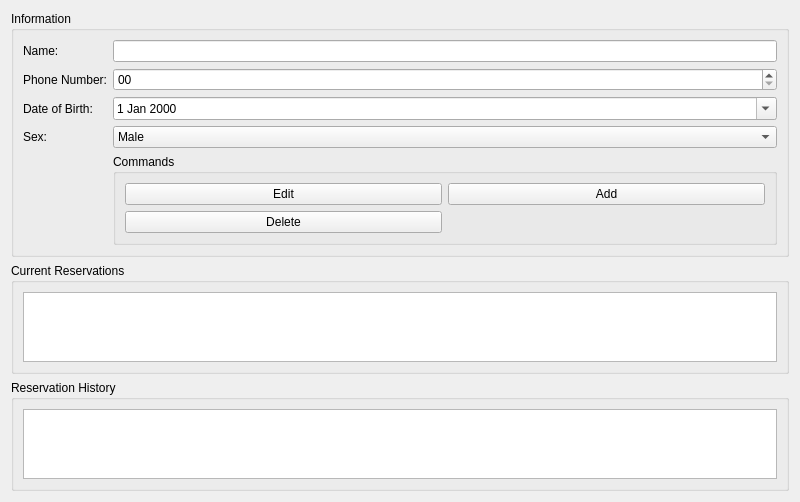
dagayveggi/HotelManagementSystem, file src/main/resources/base/customer.ui: the form before one commit.
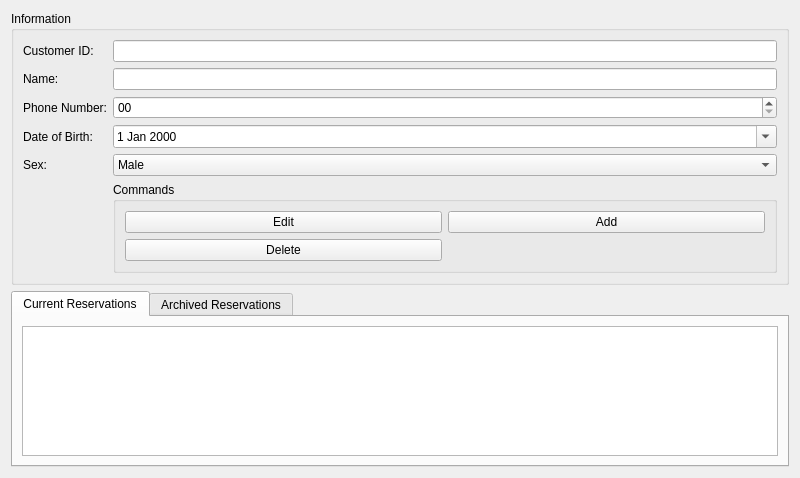
The form after the commit. Icons and pictures are not drawn.

The edit to the form file:
```diff
--- a/src/main/resources/base/customer.ui
+++ b/src/main/resources/base/customer.ui
@@ -26,17 +26,59 @@
         <string>Information</string>
        </property>
        <layout class="QGridLayout" name="gridLayout_2">
-        <item row="0" column="1">
+        <item row="13" column="1">
+         <widget class="QGroupBox" name="groupBox_2">
+          <property name="title">
+           <string>Commands</string>
+          </property>
+          <layout class="QGridLayout" name="gridLayout_3">
+           <item row="2" column="1">
+            <widget class="QPushButton" name="pushButton_3">
+             <property name="text">
+              <string>Add</string>
+             </property>
+             <property name="icon">
+              <iconset resource="rc.qrc">
+               <normaloff>:/commands/48px-Ambox_emblem_plus.svg.png</normaloff>:/commands/48px-Ambox_emblem_plus.svg.png</iconset>
+             </property>
+            </widget>
+           </item>
+           <item row="2" column="0">
+            <widget class="QPushButton" name="pushButton_2">
+             <property name="text">
+              <string>Edit</string>
+             </property>
+             <property name="icon">
+              <iconset resource="rc.qrc">
+               <normaloff>:/commands/48px-Edit-find-replace.svg.png</normaloff>:/commands/48px-Edit-find-replace.svg.png</iconset>
+             </property>
+            </widget>
+           </item>
+           <item row="3" column="0">
+            <widget class="QPushButton" name="pushButton">
+             <property name="text">
+              <string>Delete</string>
+             </property>
+             <property name="icon">
+              <iconset resource="rc.qrc">
+               <normaloff>:/commands/48px-Edit-delete.svg.png</normaloff>:/commands/48px-Edit-delete.svg.png</iconset>
+             </property>
+            </widget>
+           </item>
+          </layout>
+         </widget>
+        </item>
+        <item row="1" column="1">
          <widget class="QLineEdit" name="lineEdit"/>
         </item>
-        <item row="0" column="0">
+        <item row="1" column="0">
          <widget class="QLabel" name="label">
           <property name="text">
            <string>Name:</string>
           </property>
          </widget>
         </item>
-        <item row="5" column="1">
+        <item row="6" column="1">
          <widget class="QSpinBox" name="spinBox">
           <property name="prefix">
            <string>0</string>
@@ -46,28 +88,28 @@
           </property>
          </widget>
         </item>
-        <item row="7" column="0">
+        <item row="8" column="0">
          <widget class="QLabel" name="label_3">
           <property name="text">
            <string>Date of Birth:</string>
           </property>
          </widget>
         </item>
-        <item row="7" column="1">
+        <item row="8" column="1">
          <widget class="QDateEdit" name="dateEdit">
           <property name="calendarPopup">
            <bool>true</bool>
           </property>
          </widget>
         </item>
-        <item row="5" column="0">
+        <item row="6" column="0">
          <widget class="QLabel" name="label_2">
           <property name="text">
            <string>Phone Number:</string>
           </property>
          </widget>
         </item>
-        <item row="9" column="1">
+        <item row="10" column="1">
          <spacer name="verticalSpacer">
           <property name="orientation">
            <enum>Qt::Vertical</enum>
@@ -80,14 +122,14 @@
           </property>
          </spacer>
         </item>
-        <item row="8" column="0">
+        <item row="9" column="0">
          <widget class="QLabel" name="label_4">
           <property name="text">
            <string>Sex:</string>
           </property>
          </widget>
         </item>
-        <item row="8" column="1">
+        <item row="9" column="1">
          <widget class="QComboBox" name="comboBox">
           <property name="insertPolicy">
            <enum>QComboBox::NoInsert</enum>
@@ -112,95 +154,61 @@
           </item>
          </widget>
         </item>
-        <item row="12" column="1">
-         <widget class="QGroupBox" name="groupBox_2">
-          <property name="title">
-           <string>Commands</string>
-          </property>
-          <layout class="QGridLayout" name="gridLayout_3">
-           <item row="2" column="1">
-            <widget class="QPushButton" name="pushButton_3">
-             <property name="text">
-              <string>Add</string>
-             </property>
-             <property name="icon">
-              <iconset resource="rc.qrc">
-               <normaloff>:/commands/48px-Ambox_emblem_plus.svg.png</normaloff>:/commands/48px-Ambox_emblem_plus.svg.png</iconset>
-             </property>
-            </widget>
-           </item>
-           <item row="2" column="0">
-            <widget class="QPushButton" name="pushButton_2">
-             <property name="text">
-              <string>Edit</string>
-             </property>
-             <property name="icon">
-              <iconset resource="rc.qrc">
-               <normaloff>:/commands/48px-Edit-find-replace.svg.png</normaloff>:/commands/48px-Edit-find-replace.svg.png</iconset>
-             </property>
-            </widget>
-           </item>
-           <item row="3" column="0">
-            <widget class="QPushButton" name="pushButton">
-             <property name="text">
-              <string>Delete</string>
-             </property>
-             <property name="icon">
-              <iconset resource="rc.qrc">
-               <normaloff>:/commands/48px-Edit-delete.svg.png</normaloff>:/commands/48px-Edit-delete.svg.png</iconset>
-             </property>
-            </widget>
-           </item>
-          </layout>
-         </widget>
-        </item>
-       </layout>
-      </widget>
-     </item>
-     <item row="1" column="0">
-      <widget class="QGroupBox" name="groupBox_4">
-       <property name="title">
-        <string>Current Reservations</string>
-       </property>
-       <layout class="QGridLayout" name="gridLayout_5">
         <item row="0" column="0">
-         <widget class="QTableView" name="tableView_2">
-          <property name="editTriggers">
-           <set>QAbstractItemView::NoEditTriggers</set>
+         <widget class="QLabel" name="label_5">
+          <property name="text">
+           <string>Customer ID:</string>
           </property>
          </widget>
         </item>
-       </layout>
-      </widget>
-     </item>
-     <item row="2" column="0">
-      <widget class="QGroupBox" name="groupBox_3">
-       <property name="title">
-        <string>Reservation History</string>
-       </property>
-       <layout class="QGridLayout" name="gridLayout_4">
-        <item row="0" column="0">
-         <widget class="QTableView" name="tableView">
-          <property name="editTriggers">
-           <set>QAbstractItemView::NoEditTriggers</set>
-          </property>
-         </widget>
+        <item row="0" column="1">
+         <widget class="QLineEdit" name="lineEdit_2"/>
         </item>
        </layout>
       </widget>
      </item>
      <item row="3" column="0">
-      <spacer name="verticalSpacer_2">
-       <property name="orientation">
-        <enum>Qt::Vertical</enum>
+      <widget class="QTabWidget" name="tabWidget">
+       <property name="currentIndex">
+        <number>0</number>
        </property>
-       <property name="sizeHint" stdset="0">
-        <size>
-         <width>20</width>
-         <height>40</height>
-        </size>
-       </property>
-      </spacer>
+       <widget class="QWidget" name="tab">
+        <attribute name="icon">
+         <iconset resource="rc.qrc">
+          <normaloff>:/Res/48px-Appointment.svg.png</normaloff>:/Res/48px-Appointment.svg.png</iconset>
+        </attribute>
+        <attribute name="title">
+         <string>Current Reservations</string>
+        </attribute>
+        <layout class="QGridLayout" name="gridLayout_4">
+         <item row="0" column="0">
+          <widget class="QTableView" name="tableView">
+           <property name="editTriggers">
+            <set>QAbstractItemView::NoEditTriggers</set>
+           </property>
+          </widget>
+         </item>
+        </layout>
+       </widget>
+       <widget class="QWidget" name="tab_2">
+        <attribute name="icon">
+         <iconset resource="rc.qrc">
+          <normaloff>:/Res/48px-Appointment-archive.png</normaloff>:/Res/48px-Appointment-archive.png</iconset>
+        </attribute>
+        <attribute name="title">
+         <string>Archived Reservations</string>
+        </attribute>
+        <layout class="QGridLayout" name="gridLayout_5">
+         <item row="0" column="0">
+          <widget class="QTableView" name="tableView_2">
+           <property name="editTriggers">
+            <set>QAbstractItemView::NoEditTriggers</set>
+           </property>
+          </widget>
+         </item>
+        </layout>
+       </widget>
+      </widget>
      </item>
     </layout>
    </item>
```
Left out of the diff: 13 changed lines with no effect on the pictures.
